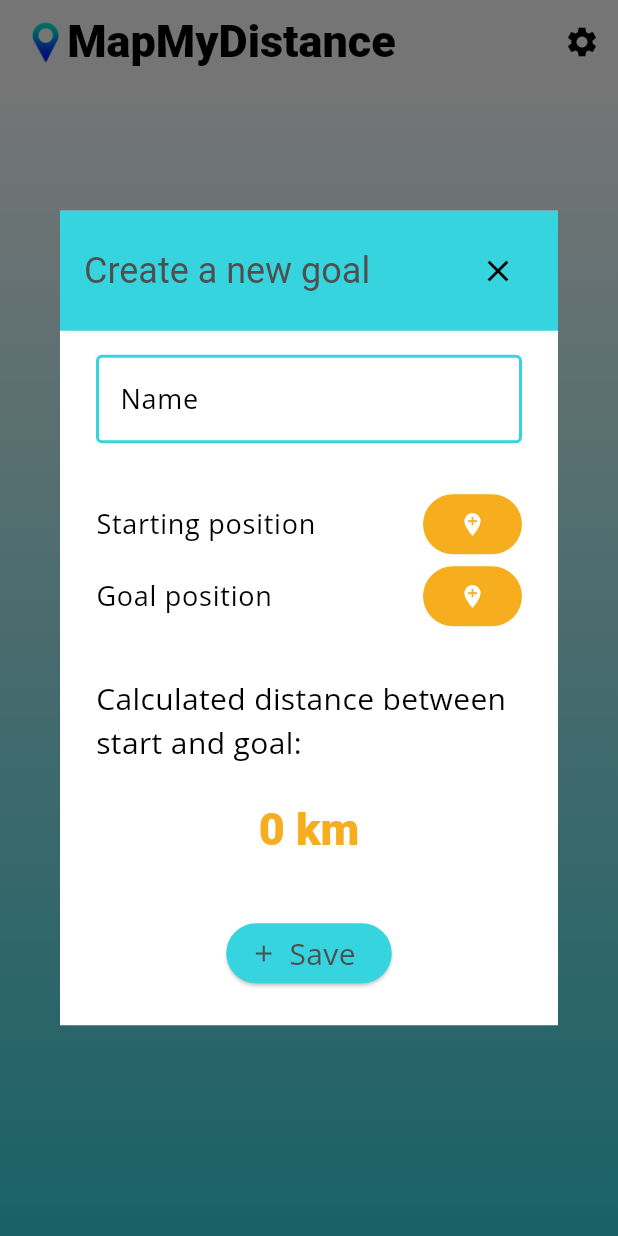
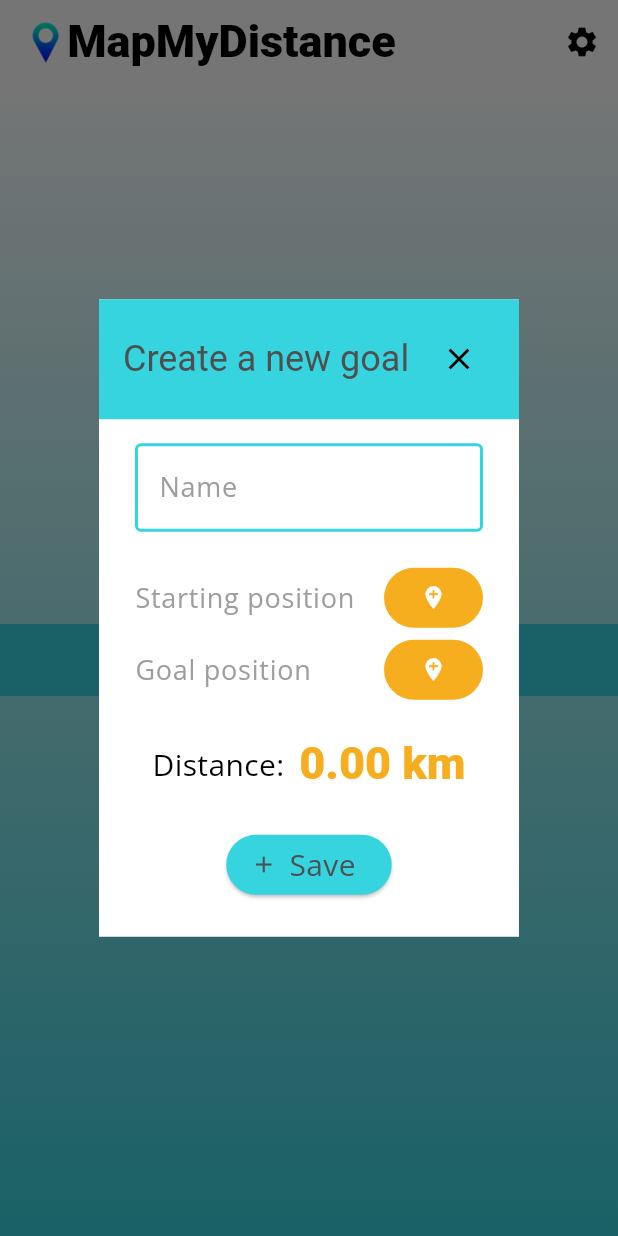
Before and after one commit to kyralux/MapMyDistance, a Flutter app: the screen it shows after launch, after a tap on the "add" icon, on a phone screen of 412 x 824 dp. Run offline on Flutter 3.47's test engine with Material 3 defaults, Android fonts, the light colour scheme and no system bars; our stand-ins replace flutter_map, google_fonts, latlong2, percent_indicator, shared_preferences, sqflite; missing offline and left inert: flutter_map_math; accounts and stored records are empty; generated files the repository leaves out were written again; Roboto replaces fonts that are missing (Abel).

Commit message:
some more improvmeents

```diff
--- a/lib/l10n/app_de.arb
+++ b/lib/l10n/app_de.arb
@@ -7,7 +7,7 @@
   "newGoalName": "Name",
   "newGoaStart": "Startposition",
   "newGoalEnde": "Zielposition",
-  "newGoaDistance": "Berechnete Distanz zwischen Start und Ziel:",
+  "newGoaDistance": "Distanz:",
   "locationPickerStart": "Setze Startposition",
   "locationPickerEnd": "Setze Zielposition",
   "distanceTitle": "Distanz zurückgelegt",
@@ -24,5 +24,6 @@
   "miles": "Meilen",
   "settings": "Einstellungen",
   "settingsUnit": "Einheit",
-  "settingsTheme": "Theme"
+  "settingsTheme": "Theme",
+  "set": "gesetzt"
 }
--- a/lib/l10n/app_en.arb
+++ b/lib/l10n/app_en.arb
@@ -7,7 +7,7 @@
     "newGoalName": "Name",
     "newGoaStart": "Starting position",
     "newGoalEnde": "Goal position",
-    "newGoaDistance": "Calculated distance between start and goal:",
+    "newGoaDistance": "Distance:",
     "locationPickerStart": "Set starting position",
     "locationPickerEnd": "Set goal position",
     "distanceTitle": "Distance traveled",
@@ -24,5 +24,6 @@
     "miles": "Miles",
     "settings": "Settings",
     "settingsUnit": "Unit",
-    "settingsTheme": "Theme"
+    "settingsTheme": "Theme",
+    "set": "set"
 }
--- a/lib/src/views/main_view.dart
+++ b/lib/src/views/main_view.dart
@@ -80,7 +80,9 @@
     });
 
     final locale = Localizations.localeOf(context);
-    f = NumberFormat.decimalPattern(locale.toString());
+    f = NumberFormat.decimalPatternDigits(
+        locale: locale.toString(),
+        decimalDigits: 2); //.decimalPattern(locale.toString());
     return Scaffold(
       appBar: AppBar(
         title: Row(
@@ -174,7 +176,8 @@
           progressColor: Colors.transparent,
           animation: true,
         ),
-        Positioned.fill(
+        goalHandler.curGoal.totalDistance > 0
+            ? Positioned.fill(
                 child: FractionallySizedBox(
                   widthFactor: goalHandler.curGoal.curDistance /
                       goalHandler.curGoal.totalDistance,
@@ -195,7 +198,8 @@
                     ),
                   ),
                 ),
-        ),
+              )
+            : Container(),
         Container(
             padding: const EdgeInsets.only(top: 4),
             alignment: Alignment.center,
@@ -212,32 +216,30 @@
   }
 
   Widget _buildEmptyView(BuildContext context) {
-    return Padding(
-      padding: const EdgeInsets.all(16.0),
-      child: Column(
+    return Column(
       mainAxisAlignment: MainAxisAlignment.center,
       children: [
-          Text(
-            AppLocalizations.of(context)!.emptyText,
-            style: const TextStyle(fontSize: 18.0),
-          ),
-          const SizedBox(height: 20),
-          Row(
-            mainAxisAlignment: MainAxisAlignment.center,
-            children: [
-              FloatingActionButton(
-                onPressed: () => showGoalDialog(context, null),
-                heroTag: 'addButton',
-                backgroundColor: Theme.of(context).colorScheme.secondary,
-                child: Icon(
-                  Icons.add,
-                  color: Theme.of(context).colorScheme.onSecondary,
-                ),
-              ),
+        getDropDownRow(context),
+        // Text(
+        //   AppLocalizations.of(context)!.emptyText,
+        //   style: const TextStyle(fontSize: 18.0),
+        // ),
+        // const SizedBox(height: 20),
+        // Row(
+        //   mainAxisAlignment: MainAxisAlignment.center,
+        //   children: [
+        //     FloatingActionButton(
+        //       onPressed: () => showGoalDialog(context, null),
+        //       heroTag: 'addButton',
+        //       backgroundColor: Theme.of(context).colorScheme.secondary,
+        //       child: Icon(
+        //         Icons.add,
+        //         color: Theme.of(context).colorScheme.onSecondary,
+        //       ),
+        //     ),
+        //   ],
+        // ),
       ],
-          ),
-        ],
-      ),
     );
   }
 
@@ -322,18 +324,29 @@
                           icon: const Icon(Icons.close))
                     ],
                   )),
-              content: SingleChildScrollView(
+              content: GestureDetector(
+                  behavior: HitTestBehavior.opaque,
+                  onTap: () {
+                    FocusScope.of(context).requestFocus(FocusNode());
+                  },
+                  child: SingleChildScrollView(
                       child: Form(
                           key: formKey,
                           child: Column(
                             children: [
                               TextFormField(
+                                focusNode: FocusNode(),
+                                cursorColor:
+                                    Theme.of(context).colorScheme.secondary,
                                 controller: goalController,
                                 decoration: InputDecoration(
+                                  hintStyle:
+                                      const TextStyle(color: Colors.grey),
                                   enabledBorder: OutlineInputBorder(
                                     borderSide: BorderSide(
-                                  color:
-                                      Theme.of(context).colorScheme.secondary,
+                                      color: Theme.of(context)
+                                          .colorScheme
+                                          .secondary,
                                       width: 2.0,
                                     ),
                                   ),
@@ -353,7 +366,7 @@
                                 },
                               ),
                               const SizedBox(
-                            height: 30,
+                                height: 20,
                               ),
                               Row(children: [
                                 Expanded(
@@ -367,8 +380,11 @@
                                           }
                                           return null;
                                         },
-                                    decoration: new InputDecoration.collapsed(
-                                        hintText: AppLocalizations.of(context)!
+                                        decoration: InputDecoration.collapsed(
+                                            hintStyle: const TextStyle(
+                                                color: Colors.grey),
+                                            hintText:
+                                                AppLocalizations.of(context)!
                                                     .newGoaStart))),
                                 FilledButton(
                                   onPressed: () async {
@@ -379,25 +395,33 @@
                                                 .locationPickerStart);
                                     if (selectedLocationStart != null) {
                                       startPositionController.text =
-                                      selectedLocationStart.toString();
-                                }
+                                          AppLocalizations.of(context)!.set;
+
                                       if (selectedLocationEnd != null) {
                                         setState(() {
                                           calculatedDistance =
                                               mapUtils.calculateDistance(
-                                            selectedLocationStart?.latitude,
-                                            selectedLocationStart?.longitude,
+                                                  selectedLocationStart
+                                                      ?.latitude,
+                                                  selectedLocationStart
+                                                      ?.longitude,
                                                   selectedLocationEnd?.latitude,
-                                            selectedLocationEnd?.longitude);
+                                                  selectedLocationEnd
+                                                      ?.longitude);
                                         });
+                                      }
                                     }
                                   },
                                   style: ButtonStyle(
                                       backgroundColor: WidgetStatePropertyAll(
-                                      Theme.of(context).colorScheme.tertiary)),
+                                          Theme.of(context)
+                                              .colorScheme
+                                              .tertiary)),
                                   child: Icon(
                                     Icons.add_location,
-                                color: Theme.of(context).colorScheme.onTertiary,
+                                    color: Theme.of(context)
+                                        .colorScheme
+                                        .onTertiary,
                                   ),
                                 )
                               ]),
@@ -413,52 +437,66 @@
                                           }
                                           return null;
                                         },
-                                    decoration: new InputDecoration.collapsed(
-                                        hintText: AppLocalizations.of(context)!
+                                        decoration: InputDecoration.collapsed(
+                                            hintStyle: const TextStyle(
+                                                color: Colors.grey),
+                                            hintText:
+                                                AppLocalizations.of(context)!
                                                     .newGoalEnde))),
                                 FilledButton(
                                   onPressed: () async {
-                                selectedLocationEnd = await showLocationPicker(
+                                    selectedLocationEnd =
+                                        await showLocationPicker(
                                             context,
                                             AppLocalizations.of(context)!
                                                 .locationPickerEnd);
                                     if (selectedLocationEnd != null) {
                                       endPositionController.text =
-                                      selectedLocationEnd.toString();
+                                          AppLocalizations.of(context)!.set;
                                       if (selectedLocationStart != null) {
                                         setState(() {
                                           calculatedDistance =
                                               mapUtils.calculateDistance(
-                                              selectedLocationStart?.latitude,
-                                              selectedLocationStart?.longitude,
+                                                  selectedLocationStart
+                                                      ?.latitude,
+                                                  selectedLocationStart
+                                                      ?.longitude,
                                                   selectedLocationEnd?.latitude,
-                                              selectedLocationEnd?.longitude);
+                                                  selectedLocationEnd
+                                                      ?.longitude);
                                         });
                                       }
                                     }
                                   },
                                   style: ButtonStyle(
                                       backgroundColor: WidgetStatePropertyAll(
-                                      Theme.of(context).colorScheme.tertiary)),
+                                          Theme.of(context)
+                                              .colorScheme
+                                              .tertiary)),
                                   child: Icon(
                                     Icons.add_location,
-                                color: Theme.of(context).colorScheme.onTertiary,
+                                    color: Theme.of(context)
+                                        .colorScheme
+                                        .onTertiary,
                                   ),
                                 ),
                               ]),
                               const SizedBox(
-                            height: 30,
+                                height: 20,
                               ),
-                          Text(AppLocalizations.of(context)!.newGoaDistance,
-                              style: Theme.of(context).textTheme.bodyMedium),
-                          const SizedBox(
-                            height: 10,
+                              FittedBox(
+                                  child: Row(
+                                children: [
+                                  Text(
+                                      AppLocalizations.of(context)!
+                                          .newGoaDistance,
+                                      style: Theme.of(context)
+                                          .textTheme
+                                          .bodyMedium),
+                                  SizedBox(
+                                    width: 10,
                                   ),
-                          Container(
-                            padding: const EdgeInsets.all(15),
-                            width: double.infinity,
-                            child: Center(
-                              child: Text(
+                                  Text(
                                     "${formatNumber(calculatedDistance)} ${widget.controller.distanceUnit.short}",
                                     style: Theme.of(context)
                                         .textTheme
@@ -469,10 +507,26 @@
                                               .tertiary,
                                         ),
                                   ),
-                            ),
+                                ],
+                              )
+                                  // padding: const EdgeInsets.all(15),
+                                  // width: double.infinity,
+                                  // Center(
+                                  //   child: Text(
+                                  //     "${formatNumber(calculatedDistance)} ${widget.controller.distanceUnit.short}",
+                                  //     style: Theme.of(context)
+                                  //         .textTheme
+                                  //         .titleLarge
+                                  //         ?.copyWith(
+                                  //           color: Theme.of(context)
+                                  //               .colorScheme
+                                  //               .tertiary,
+                                  //         ),
+                                  //   ),
+                                  // ),
                                   ),
                             ],
-                      ))),
+                          )))),
               actions: [
                 Center(
                     child: ElevatedButton.icon(
@@ -627,6 +681,7 @@
                           child: TextFormField(
                         controller: distanceController,
                         decoration: InputDecoration(
+                          hintStyle: const TextStyle(color: Colors.grey),
                           enabledBorder: OutlineInputBorder(
                             borderSide: BorderSide(
                               color: Theme.of(context).colorScheme.secondary,
@@ -827,6 +882,7 @@
             SizedBox(
                 width: MediaQuery.of(context).size.width * 0.60,
                 child: DropdownButton(
+                  underline: Container(),
                   isExpanded: true,
                   value: goalHandler.goallist.isNotEmpty
                       ? goalHandler.curGoal
@@ -862,7 +918,8 @@
                 color: Theme.of(context).colorScheme.onSecondary,
               ),
             ),
-            IconButton(
+            goalHandler.goallist.isNotEmpty
+                ? IconButton(
                     onPressed: () {
                       showDeleteConfirmationPopUp(context, goalHandler.curGoal);
                     },
@@ -871,7 +928,8 @@
                       Icons.delete,
                       color: Theme.of(context).colorScheme.onSecondary,
                     ),
-            ),
+                  )
+                : Container(),
           ],
         ));
   }
@@ -882,9 +940,7 @@
 /// - have a text field style
 /// - final colors
 ///
+/// have empty drowdown and + buttons instead of FAB
 ///
-/// Cursor bei textfeldern klarer
-/// Tastatur einfahren nach goal eingabe
-/// runden auf 2 stellen km
-/// have empty drowdown and + buttons instead of FAB
-/// line unter dropdown weg
+/// Bug 0 distance
+/// make dropdown row pretty empty view
```
Lines whose indentation alone changed are shown as unchanged.
